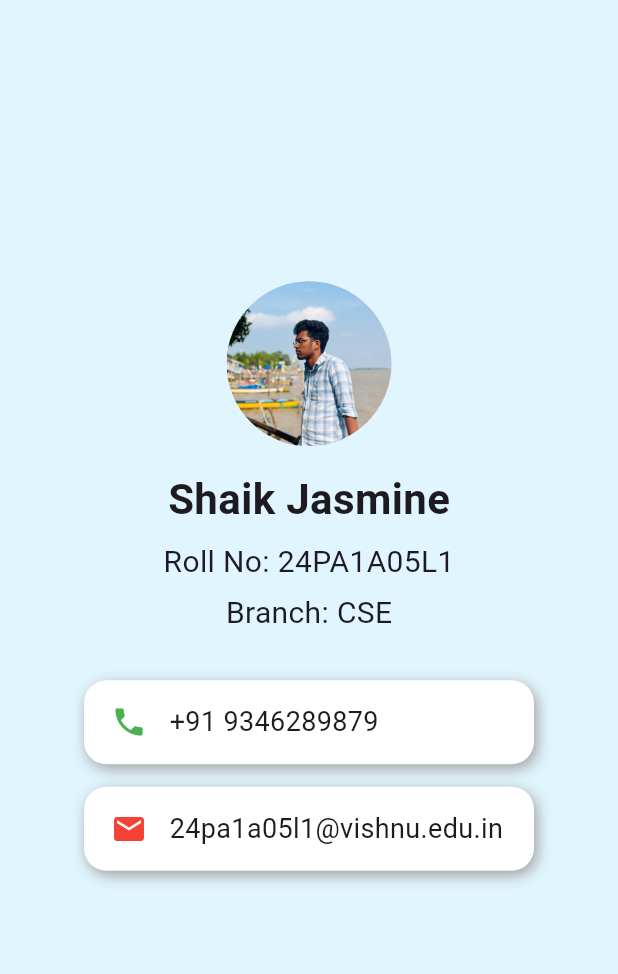
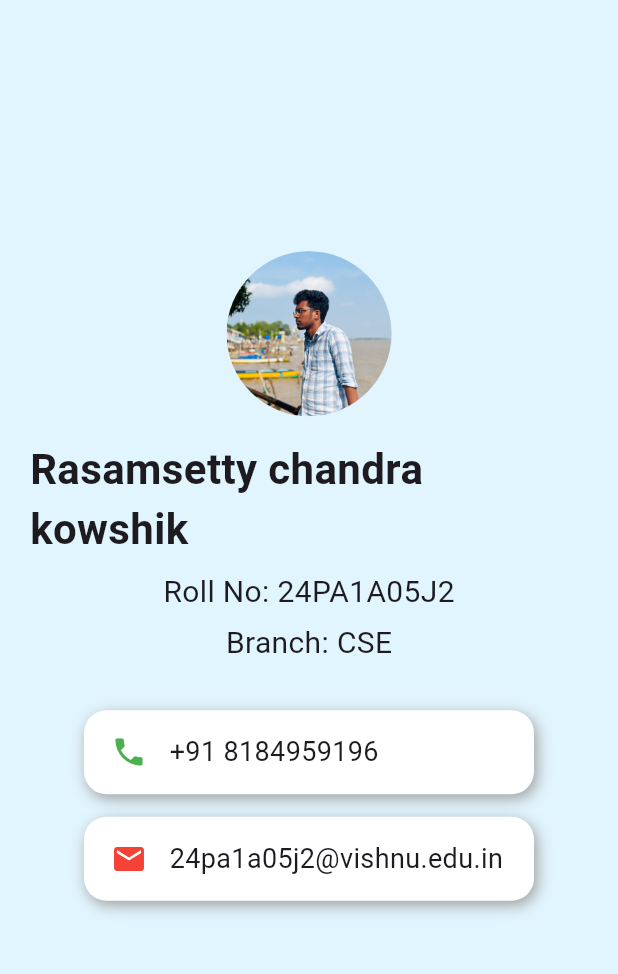
Before and after one commit to 24pa1a05j2-glitch/Flutter_1, a Flutter app: the screen it shows after launch, on a phone screen of 412 x 824 dp, the part 84-1058 px from its top. Run offline on Flutter 3.47's test engine with Material 3 defaults, Android fonts, the phone set to English and light mode, and no system bars; our stand-ins replace shared_preferences.

Commit message:
code changed

```diff
--- a/Flutter-main/Student-Profile-Card/lib/main.dart
+++ b/Flutter-main/Student-Profile-Card/lib/main.dart
@@ -41,7 +41,7 @@ class StudentProfile extends StatelessWidget {
               ),
               const SizedBox(height: 15),
               const Text(
-                "Shaik Jasmine",
+                "Rasamsetty chandra kowshik",
                 style: TextStyle(
                   fontSize: 28,
                   fontWeight: FontWeight.bold,
@@ -49,7 +49,7 @@ class StudentProfile extends StatelessWidget {
               ),
               const SizedBox(height: 8),
               const Text(
-                "Roll No: 24PA1A05L1",
+                "Roll No: 24PA1A05J2",
                 style: TextStyle(fontSize: 20),
               ),
               const SizedBox(height: 5),
@@ -60,13 +60,13 @@ class StudentProfile extends StatelessWidget {
               const SizedBox(height: 30),
               contactCard(
                 Icons.phone,
-                "+91 9346289879",
+                "+91 8184959196",
                 Colors.green,
               ),
               const SizedBox(height: 15),
               contactCard(
                 Icons.email,
-                "24pa1a05l1@vishnu.edu.in",
+                "24pa1a05j2@vishnu.edu.in",
                 Colors.red,
               ),
             ],
```
